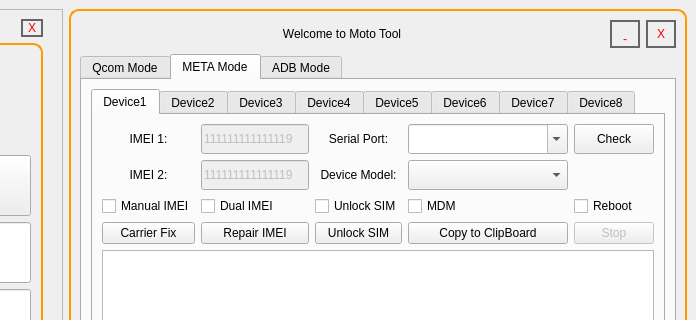
Before: the Qt Designer form mainwindow.ui in Mubshr07/MotoTool_MTK, drawn with Qt 5; both pictures show x 564 to 1260 and y 0 to 320 of the 1260 by 622 pixel window.
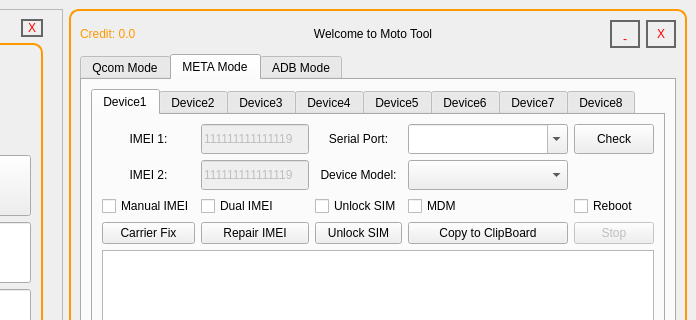
After: the same form once the commit is applied.

Patch:
```diff
--- a/mainwindow.ui
+++ b/mainwindow.ui
@@ -431,7 +431,7 @@
       <layout class="QVBoxLayout" name="verticalLayout_8">
        <item>
         <layout class="QGridLayout" name="gridLayout_7">
-         <item row="0" column="0">
+         <item row="0" column="1">
           <widget class="QLabel" name="lbl_ProgramHeading">
            <property name="sizePolicy">
             <sizepolicy hsizetype="Minimum" vsizetype="Fixed">
@@ -453,7 +453,7 @@
            </property>
           </widget>
          </item>
-         <item row="0" column="1">
+         <item row="0" column="2">
           <widget class="QPushButton" name="pb_Minimize">
            <property name="sizePolicy">
             <sizepolicy hsizetype="Fixed" vsizetype="Preferred">
@@ -488,7 +488,7 @@
            </property>
           </widget>
          </item>
-         <item row="0" column="2">
+         <item row="0" column="3">
           <widget class="QPushButton" name="pb_Close">
            <property name="sizePolicy">
             <sizepolicy hsizetype="Fixed" vsizetype="Preferred">
@@ -523,6 +523,23 @@
            </property>
           </widget>
          </item>
+         <item row="0" column="0">
+          <widget class="QLabel" name="lbl_Credit">
+           <property name="sizePolicy">
+            <sizepolicy hsizetype="Fixed" vsizetype="Preferred">
+             <horstretch>0</horstretch>
+             <verstretch>0</verstretch>
+            </sizepolicy>
+           </property>
+           <property name="styleSheet">
+            <string notr="true">color:  rgb(255, 153, 0);
+font:500 12pt &quot;MS Shell Dlg 2&quot;;</string>
+           </property>
+           <property name="text">
+            <string>Credit: 0.0</string>
+           </property>
+          </widget>
+         </item>
         </layout>
        </item>
        <item>
```
